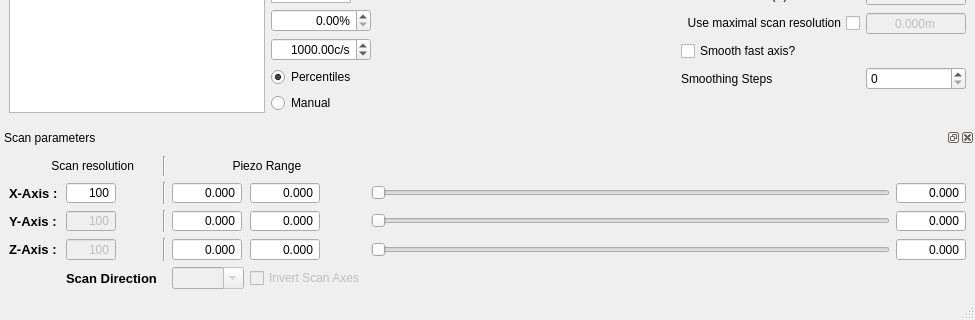
The window that gui/scanner_3D/ui_scanner_3D_gui.ui (Ulm-IQO/qudi) describes before a commit, drawn with Qt 5; both pictures show x 0 to 975 and y 574 to 894 of the 975 by 894 pixel window.
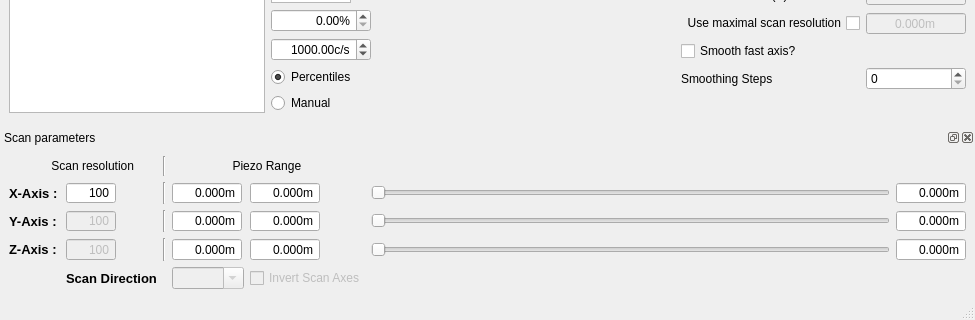
The same window after the commit. Icons and pictures are not drawn. Custom widgets are drawn as their Qt base class.

What changed in the file:
```diff
--- a/gui/scanner_3D/ui_scanner_3D_gui.ui
+++ b/gui/scanner_3D/ui_scanner_3D_gui.ui
@@ -167,6 +167,9 @@
        <property name="accelerated">
         <bool>true</bool>
        </property>
+       <property name="suffix">
+        <string>m</string>
+       </property>
        <property name="decimals">
         <number>3</number>
        </property>
@@ -253,6 +256,9 @@
        <property name="accelerated">
         <bool>true</bool>
        </property>
+       <property name="suffix">
+        <string>m</string>
+       </property>
        <property name="decimals">
         <number>3</number>
        </property>
@@ -308,6 +314,9 @@
        <property name="accelerated">
         <bool>true</bool>
        </property>
+       <property name="suffix">
+        <string>m</string>
+       </property>
        <property name="decimals">
         <number>3</number>
        </property>
@@ -380,6 +389,9 @@
        <property name="accelerated">
         <bool>true</bool>
        </property>
+       <property name="suffix">
+        <string>m</string>
+       </property>
        <property name="decimals">
         <number>3</number>
        </property>
@@ -435,6 +447,9 @@
        <property name="accelerated">
         <bool>true</bool>
        </property>
+       <property name="suffix">
+        <string>m</string>
+       </property>
        <property name="decimals">
         <number>3</number>
        </property>
@@ -585,6 +600,9 @@
        <property name="accelerated">
         <bool>true</bool>
        </property>
+       <property name="suffix">
+        <string>m</string>
+       </property>
        <property name="decimals">
         <number>3</number>
        </property>
@@ -740,6 +758,9 @@
        <property name="accelerated">
         <bool>true</bool>
        </property>
+       <property name="suffix">
+        <string>m</string>
+       </property>
        <property name="decimals">
         <number>3</number>
        </property>
@@ -814,6 +835,9 @@
        <property name="accelerated">
         <bool>true</bool>
        </property>
+       <property name="suffix">
+        <string>m</string>
+       </property>
        <property name="decimals">
         <number>3</number>
        </property>
@@ -913,6 +937,9 @@
        <property name="accelerated">
         <bool>true</bool>
        </property>
+       <property name="suffix">
+        <string>m</string>
+       </property>
        <property name="decimals">
         <number>3</number>
        </property>
```
Left out of the diff: 15 changed lines with no effect on the pictures.
